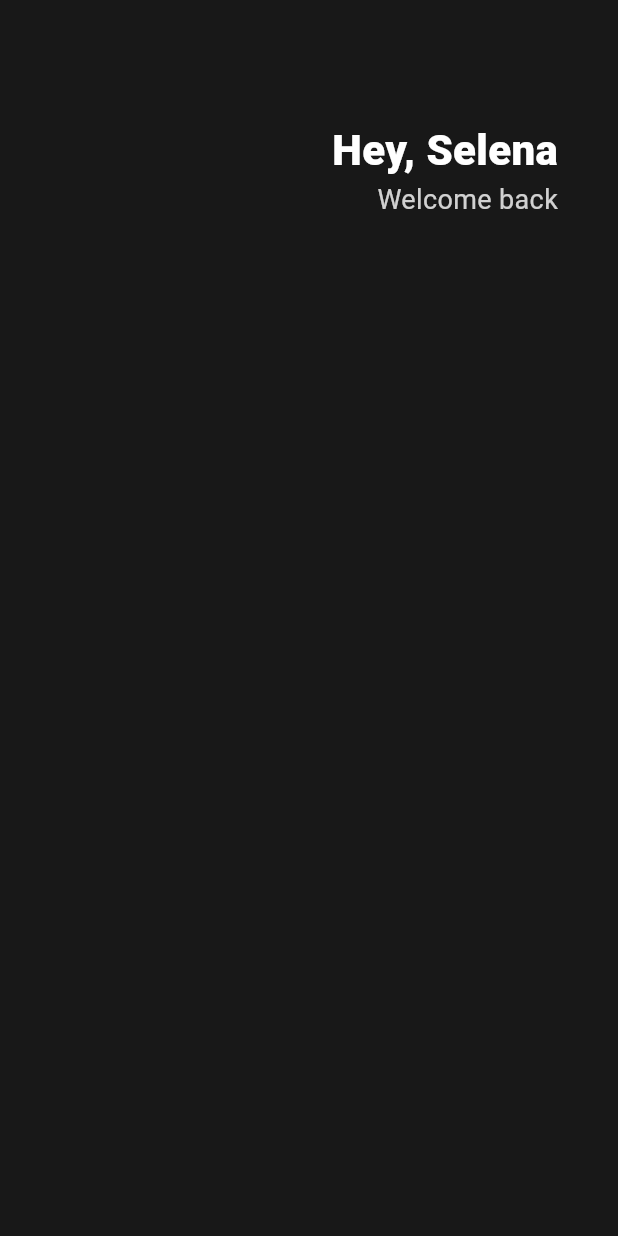
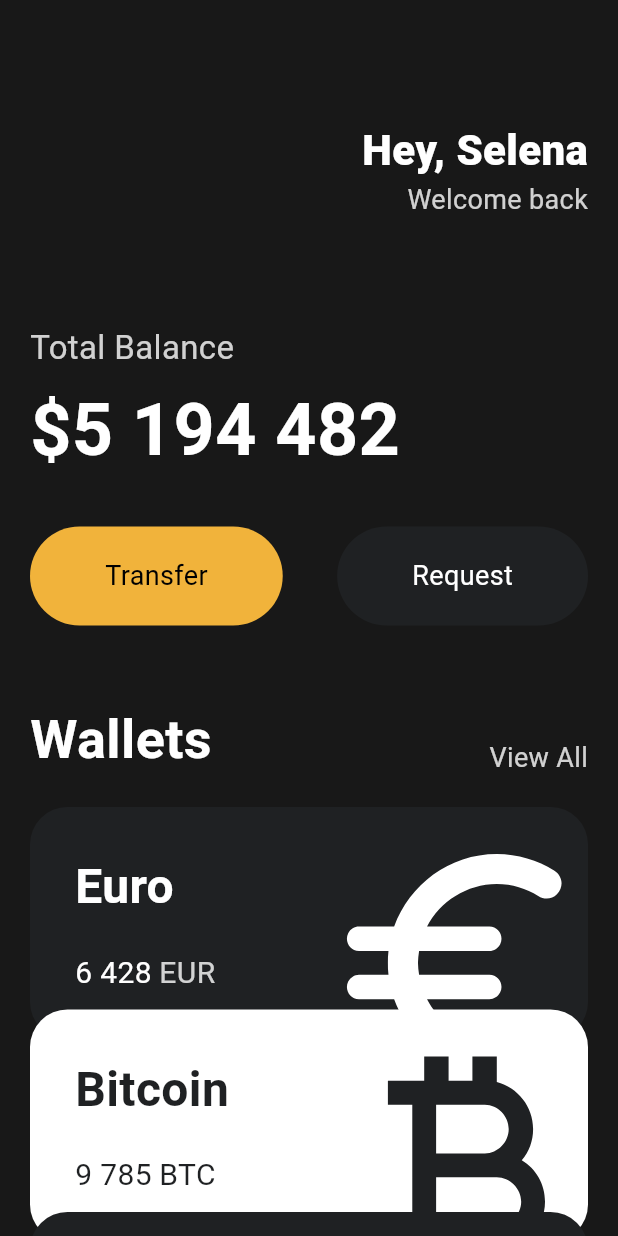
Before and after one commit to chwnnn/flutter-ui-study, a Flutter app: the screen it shows after launch, on a phone screen of 412 x 824 dp. Run offline on Flutter 3.47's test engine with Material 3 defaults, Android fonts, the phone set to English and light mode, and no system bars.

Commit message:
study day2

```diff
--- a/lib/main.dart
+++ b/lib/main.dart
@@ -1,29 +1,33 @@
 import 'package:flutter/material.dart';
+import 'package:flutter_ui_study/widgets/button.dart';
+import 'package:flutter_ui_study/widgets/currency_card.dart';
 
 void main() {
-  runApp(const MyApp());
+  runApp(App());
 }
-
-class MyApp extends StatelessWidget {
-  const MyApp({super.key});
-
-  // This widget is the root of your application.
+class App extends StatelessWidget {
   @override
   Widget build(BuildContext context) {
     return MaterialApp(
       home: Scaffold(
-        backgroundColor: Color(0xff181818),
-        body: Padding(
-          padding: const EdgeInsets.symmetric(horizontal: 40.0),
+        backgroundColor: const Color(0xFF181818),
+        body: SingleChildScrollView(
+          child: Padding(
+            padding: const EdgeInsets.symmetric(
+              horizontal: 20,
+            ),
             child: Column(
+              crossAxisAlignment: CrossAxisAlignment.start,
               children: [
-              SizedBox(height: 80),
+                const SizedBox(
+                  height: 80,
+                ),
                 Row(
                   mainAxisAlignment: MainAxisAlignment.end,
                   children: [
                     Column(
                       crossAxisAlignment: CrossAxisAlignment.end,
-                    children: [
+                      children: const [
                         Text(
                           'Hey, Selena',
                           style: TextStyle(
@@ -35,15 +39,109 @@ class MyApp extends StatelessWidget {
                         Text(
                           'Welcome back',
                           style: TextStyle(
+                            color: Color.fromRGBO(255, 255, 255, 0.8),
+                            fontSize: 18,
+                          ),
+                        ),
+                      ],
+                    )
+                  ],
+                ),
+                const SizedBox(
+                  height: 70,
+                ),
+                Text(
+                  'Total Balance',
+                  style: TextStyle(
+                    fontSize: 22,
+                    color: Colors.white.withOpacity(0.8),
+                  ),
+                ),
+                const SizedBox(
+                  height: 5,
+                ),
+                const Text(
+                  '\$5 194 482',
+                  style: TextStyle(
+                    fontSize: 48,
+                    fontWeight: FontWeight.w600,
+                    color: Colors.white,
+                  ),
+                ),
+                const SizedBox(
+                  height: 30,
+                ),
+                Row(
+                  mainAxisAlignment: MainAxisAlignment.spaceBetween,
+                  children: const [
+                    Button(
+                      text: 'Transfer',
+                      bgColor: Color(0xFFF1B33B),
+                      textColor: Colors.black,
+                    ),
+                    Button(
+                      text: 'Request',
+                      bgColor: Color(0xFF1F2123),
+                      textColor: Colors.white,
+                    ),
+                  ],
+                ),
+                const SizedBox(
+                  height: 50,
+                ),
+                Row(
+                  crossAxisAlignment: CrossAxisAlignment.end,
+                  mainAxisAlignment: MainAxisAlignment.spaceBetween,
+                  children: [
+                    const Text(
+                      'Wallets',
+                      style: TextStyle(
+                        color: Colors.white,
+                        fontSize: 36,
+                        fontWeight: FontWeight.w600,
+                      ),
+                    ),
+                    Text(
+                      'View All',
+                      style: TextStyle(
                         color: Colors.white.withOpacity(0.8),
                         fontSize: 18,
                       ),
                     ),
                   ],
                 ),
+                const SizedBox(
+                  height: 20,
+                ),
+                const CurrencyCard(
+                  name: 'Euro',
+                  code: 'EUR',
+                  amount: '6 428',
+                  icon: Icons.euro_rounded,
+                  isInverted: false,
+                ),
+                Transform.translate(
+                  offset: const Offset(0, -20),
+                  child: const CurrencyCard(
+                    name: 'Bitcoin',
+                    code: 'BTC',
+                    amount: '9 785',
+                    icon: Icons.currency_bitcoin,
+                    isInverted: true,
+                  ),
+                ),
+                Transform.translate(
+                  offset: const Offset(0, -40),
+                  child: const CurrencyCard(
+                    name: 'Dollar',
+                    code: 'USD',
+                    amount: '428',
+                    icon: Icons.monetization_on_outlined,
+                    isInverted: false,
+                  ),
+                ),
               ],
             ),
-            ],
           ),
         ),
       ),
--- /dev/null
+++ b/lib/widgets/button.dart
@@ -0,0 +1,37 @@
+import 'package:flutter/material.dart';
+
+class Button extends StatelessWidget {
+  final String text;
+  final Color bgColor;
+  final Color textColor;
+
+  const Button({
+    super.key,
+    required this.text,
+    required this.bgColor,
+    required this.textColor,
+  });
+
+  @override
+  Widget build(BuildContext context) {
+    return Container(
+      decoration: BoxDecoration(
+        color: bgColor,
+        borderRadius: BorderRadius.circular(45),
+      ),
+      child: Padding(
+        padding: const EdgeInsets.symmetric(
+          vertical: 20,
+          horizontal: 50,
+        ),
+        child: Text(
+          text,
+          style: TextStyle(
+            color: textColor,
+            fontSize: 18,
+          ),
+        ),
+      ),
+    );
+  }
+}
--- /dev/null
+++ b/lib/widgets/currency_card.dart
@@ -0,0 +1,90 @@
+import 'package:flutter/material.dart';
+
+class CurrencyCard extends StatelessWidget {
+  final String name, code, amount;
+  final IconData icon;
+  final bool isInverted;
+
+  final _blackColor = const Color(0xFF1F2123);
+
+  const CurrencyCard({
+    super.key,
+    required this.name,
+    required this.code,
+    required this.amount,
+    required this.icon,
+    required this.isInverted,
+  });
+
+  @override
+  Widget build(BuildContext context) {
+    return Container(
+      clipBehavior: Clip.hardEdge,
+      decoration: BoxDecoration(
+        color: isInverted ? Colors.white : _blackColor,
+        borderRadius: BorderRadius.circular(25),
+      ),
+      child: Padding(
+        padding: const EdgeInsets.all(30),
+        child: Row(
+          mainAxisAlignment: MainAxisAlignment.spaceBetween,
+          children: [
+            Column(
+              crossAxisAlignment: CrossAxisAlignment.start,
+              children: [
+                Text(
+                  name,
+                  style: TextStyle(
+                    color: isInverted ? _blackColor : Colors.white,
+                    fontSize: 32,
+                    fontWeight: FontWeight.w600,
+                  ),
+                ),
+                const SizedBox(
+                  height: 20,
+                ),
+                Row(
+                  children: [
+                    Text(
+                      amount,
+                      style: TextStyle(
+                        color: isInverted ? _blackColor : Colors.white,
+                        fontSize: 20,
+                      ),
+                    ),
+                    const SizedBox(
+                      width: 5,
+                    ),
+                    Text(
+                      code,
+                      style: TextStyle(
+                        color: isInverted
+                            ? _blackColor
+                            : Colors.white.withOpacity(0.8),
+                        fontSize: 20,
+                      ),
+                    ),
+                  ],
+                )
+              ],
+            ),
+            Transform.scale(
+              scale: 2.2,
+              child: Transform.translate(
+                offset: const Offset(
+                  -5,
+                  12,
+                ),
+                child: Icon(
+                  icon,
+                  color: isInverted ? _blackColor : Colors.white,
+                  size: 88,
+                ),
+              ),
+            )
+          ],
+        ),
+      ),
+    );
+  }
+}
```
Lines whose indentation alone changed are shown as unchanged.
